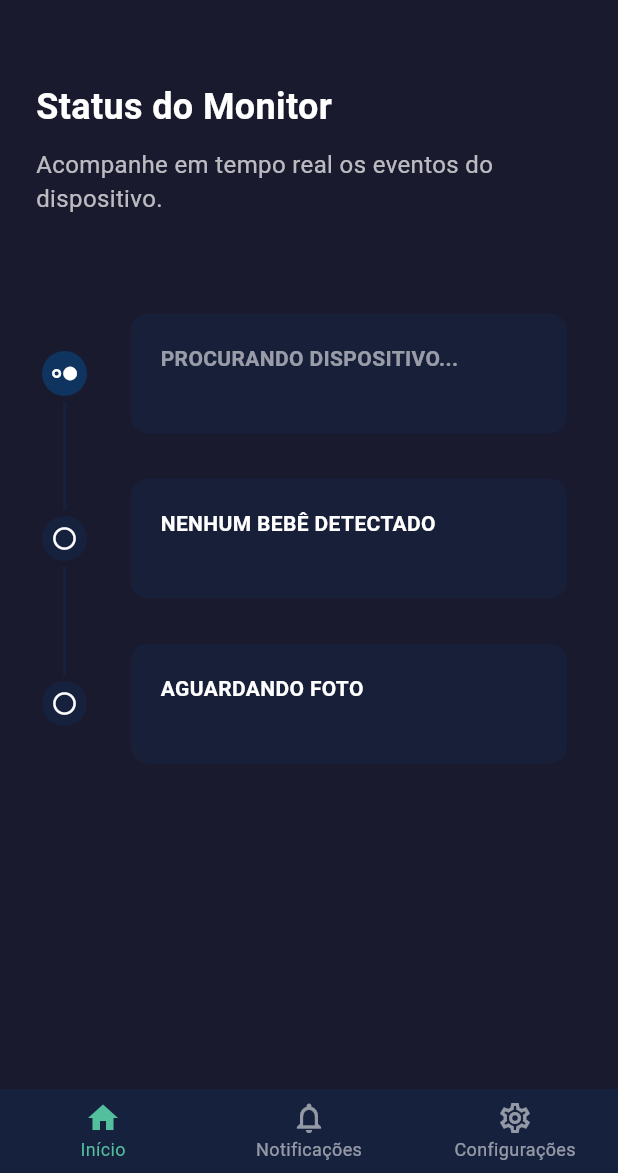
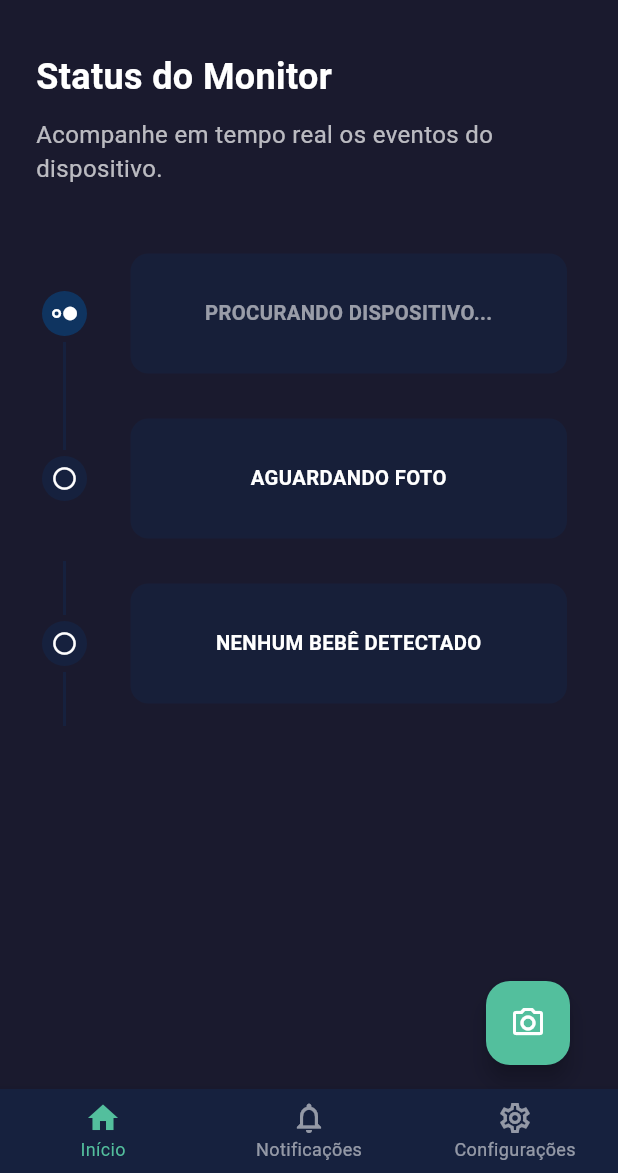
Before and after one commit to ThiagoGSL/Child_in_Car_Safety_Detection_System, a Flutter app: the screen it shows after launch, on a phone screen of 412 x 824 dp, the part 63-1236 px from its top. Run offline on Flutter 3.47's test engine with Material 3 defaults, Android fonts, the light colour scheme and no system bars; drawn by our look-alikes of timeline_tile; our stand-ins replace drift, get, permission_handler, share_plus, shared_preferences; missing offline and left inert: flutter_reactive_ble; accounts and stored records are empty; generated files the repository leaves out were written again.

Commit message:
Adicionando novas features

```diff
--- a/lib/features/config/config_page.dart
+++ b/lib/features/config/config_page.dart
@@ -31,8 +31,8 @@ class ConfigPage extends StatelessWidget {
         ),
         _buildConfigTile(
           icon: Icons.photo_library_outlined,
-          title: 'Fotos Salvas',
-          subtitle: 'Visualizar as fotos recebidas',
+          title: 'Galeria',
+          subtitle: 'Visualizar última foto recebida',
           onTap: () {
             mainController.navigateToPhotoPage(true);
           },
@@ -46,7 +46,7 @@ class ConfigPage extends StatelessWidget {
              Get.snackbar(
               'Sobre o App',
               'SafeBaby Monitor v1.0.0',
-              snackPosition: SnackPosition.BOTTOM,
+              snackPosition: SnackPosition.TOP,
               backgroundColor: const Color(0xFF16213E), // Fundo escuro
               colorText: Colors.white, // Texto branco
               icon: const Icon(Icons.info_outline, color: Color(0xFF53BF9D)), // Ícone com cor de destaque
--- a/lib/features/home/home_page.dart
+++ b/lib/features/home/home_page.dart
@@ -2,6 +2,7 @@ import 'package:app_v0/features/bluetooth/ble_controller.dart';
 import 'package:app_v0/features/cadastro/form_controller.dart';
 import 'package:app_v0/features/home/components/pulsing_card.dart';
 import 'package:app_v0/features/home/components/timeline_tile.dart';
+import 'package:app_v0/features/main_page/main_page_controller.dart';
 import 'package:flutter/material.dart';
 import 'package:get/get.dart';
 
@@ -12,48 +13,37 @@ class HomePage extends StatelessWidget {
   Widget build(BuildContext context) {
     final BluetoothController bleController = Get.find<BluetoothController>();
     final FormController formController = Get.find<FormController>();
+    final MainPageController mainPageController = Get.find<MainPageController>();
+    final Color accentColor = const Color(0xFF53BF9D);
 
     return Scaffold(
       backgroundColor: const Color(0xFF1A1A2E),
       body: SafeArea(
         child: Padding(
-          padding: const EdgeInsets.symmetric(horizontal: 24.0),
+          padding: const EdgeInsets.symmetric(horizontal: 24),
           child: Column(
             crossAxisAlignment: CrossAxisAlignment.start,
             children: [
-              const SizedBox(height: 40),
-              // MODIFICADO: Título agora usa RichText para múltiplos estilos
+              const SizedBox(height: 20),
               Obx(() {
                 final childName = formController.childName.value;
-
                 if (childName.isNotEmpty) {
-                  // Widget RichText para aplicar estilos diferentes
                   return RichText(
                     text: TextSpan(
-                      // Estilo padrão (aplicado a ambos, se não for sobrescrito)
-                      style: const TextStyle(
-                        fontWeight: FontWeight.bold,
-                      ),
+                      style: const TextStyle(fontWeight: FontWeight.bold),
                       children: [
                         const TextSpan(
                           text: 'Monitorando ',
-                          style: TextStyle(
-                            color: Colors.white,
-                            fontSize: 22, // Fonte menor para "Monitorando"
-                          ),
+                          style: TextStyle(color: Colors.white, fontSize: 22),
                         ),
                         TextSpan(
                           text: childName,
-                          style: const TextStyle(
-                            color: Color(0xFF53BF9D), // Cor verde padrão do app
-                            fontSize: 24, // Fonte ligeiramente maior para o nome
-                          ),
+                          style: TextStyle(color: accentColor, fontSize: 24),
                         ),
                       ],
                     ),
                   );
                 } else {
-                  // Título padrão caso não haja nome
                   return const Text(
                     'Status do Monitor',
                     style: TextStyle(
@@ -67,12 +57,9 @@ class HomePage extends StatelessWidget {
               const SizedBox(height: 10),
               const Text(
                 'Acompanhe em tempo real os eventos do dispositivo.',
-                style: TextStyle(
-                  color: Colors.white70,
-                  fontSize: 16,
-                ),
+                style: TextStyle(color: Colors.white70, fontSize: 16),
               ),
-              const SizedBox(height: 50),
+              const SizedBox(height: 30),
               Obx(() {
                 bool isConnected = bleController.isConnected.value;
                 bool isChildDetected = bleController.childDetected.value;
@@ -91,9 +78,32 @@ class HomePage extends StatelessWidget {
                       isActive: isConnectingStepActive,
                       eventCard: PulsingCard(
                         isPulsing: isConnectingStepActive,
-                        child: Text(
-                          isConnected ? 'CONECTADO' : 'PROCURANDO DISPOSITIVO...',
-                          style: const TextStyle(color: Colors.white, fontWeight: FontWeight.bold),
+                        child: Container(
+                          constraints: const BoxConstraints(minHeight: 48),
+                          alignment: Alignment.center,
+                          child: Text(
+                            isConnected ? 'CONECTADO' : 'PROCURANDO DISPOSITIVO...',
+                            textAlign: TextAlign.center,
+                            style: const TextStyle(color: Colors.white, fontWeight: FontWeight.bold, fontSize: 13.5),
+                          ),
+                        ),
+                      ),
+                    ),
+                    MyTimelineTile(
+                      isFirst: false,
+                      isLast: true,
+                      isPast: isPhotoReceived,
+                      isActive: isNotifyingStepActive,
+                      eventCard: PulsingCard(
+                        isPulsing: isNotifyingStepActive,
+                        child: Container(
+                          constraints: const BoxConstraints(minHeight: 48),
+                          alignment: Alignment.center,
+                          child: Text(
+                            isPhotoReceived ? 'FOTO RECEBIDA' : 'AGUARDANDO FOTO',
+                            textAlign: TextAlign.center,
+                            style: const TextStyle(color: Colors.white, fontWeight: FontWeight.bold, fontSize: 13.5),
+                          ),
                         ),
                       ),
                     ),
@@ -104,29 +114,38 @@ class HomePage extends StatelessWidget {
                       isActive: isDetectingStepActive,
                       eventCard: PulsingCard(
                         isPulsing: isDetectingStepActive,
-                        child: Text(
-                          isChildDetected ? 'BEBÊ DETECTADO' : 'NENHUM BEBÊ DETECTADO',
-                          style: const TextStyle(color: Colors.white, fontWeight: FontWeight.bold),
-                        ),
-                      ),
-                    ),
-                    MyTimelineTile(
-                      isFirst: false,
-                      isLast: true,
-                      isPast: isPhotoReceived,
-                      isActive: isNotifyingStepActive,
-                      eventCard: PulsingCard(
-                        isPulsing: isNotifyingStepActive,
-                        child: Text(
-                          isPhotoReceived ? 'FOTO RECEBIDA' : 'AGUARDANDO FOTO',
-                          style: const TextStyle(color: Colors.white, fontWeight: FontWeight.bold),
+                        child: Container(
+                          constraints: const BoxConstraints(minHeight: 48),
+                          alignment: Alignment.center,
+                          child: Text(
+                            isChildDetected ? 'BEBÊ DETECTADO' : 'NENHUM BEBÊ DETECTADO',
+                            textAlign: TextAlign.center,
+                            style: const TextStyle(color: Colors.white, fontWeight: FontWeight.bold, fontSize: 13.5),
+                          ),
                         ),
                       ),
                     ),
                   ],
                 );
               }),
+              const Spacer(),
+              const SizedBox(height: 20),
             ],
+          ),
+        ),
+      ),
+      floatingActionButton: Transform.translate(
+        offset: const Offset(-16.0, 0),
+        child: FloatingActionButton(
+          onPressed: () {
+            mainPageController.onItemTapped(2);
+            mainPageController.navigateToPhotoPage(true);
+          },
+          backgroundColor: accentColor,
+          tooltip: 'Ver Galeria',
+          child: const Icon(
+            Icons.photo_camera_outlined,
+            color: Colors.white,
           ),
         ),
       ),
--- a/lib/features/main_page/main_page_controller.dart
+++ b/lib/features/main_page/main_page_controller.dart
@@ -62,7 +62,7 @@ class MainPageController extends GetxController {
     if (show) {
       showBlePage.value = false;
       showFormPage.value = false;
-      appBarTitle.value = 'Fotos Salvas';
+      appBarTitle.value = 'Galeria';
     } else {
       appBarTitle.value = 'Configurações';
     }
@@ -74,7 +74,7 @@ class MainPageController extends GetxController {
     if (show) {
       showBlePage.value = false;
       showPhotoPage.value = false;
-      appBarTitle.value = 'Cadastro de Usuário';
+      appBarTitle.value = 'Cadastro';
     } else {
       appBarTitle.value = 'Configurações';
     }
--- a/pubspec.yaml
+++ b/pubspec.yaml
@@ -38,7 +38,7 @@ dependencies:
   drift_sqflite: ^2.0.0
   sqflite: ^2.2.8+2
   path: ^1.9.1
-  permission_handler: ^11.0.1
+  permission_handler: ^12.0.0+1
   material:
   shared_preferences: ^2.0.15
   battery_plus: ^4.0.0
@@ -51,6 +51,8 @@ dependencies:
   image: ^4.5.4
   cupertino_icons: ^1.0.8
   intl: ^0.20.2
+  share_plus: ^11.0.0
+
 
 dev_dependencies:
   drift_dev: ^2.15.0
```
Also changed, not shown: lib/features/bluetooth/ble_controller.dart (+71 -5 lines), lib/features/photos/photo_controller.dart (+49 -10 lines), lib/features/photos/photo_page.dart (+169 -43 lines), pubspec.lock, 2 other files.
